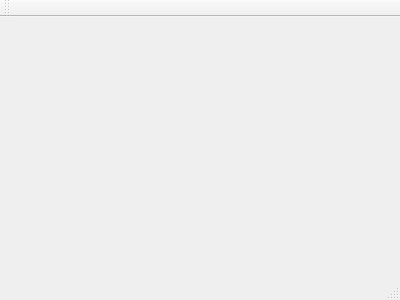
Before: the Qt Designer form mainwindow.ui in 15831944/MySimpleBackup, drawn with Qt 5.
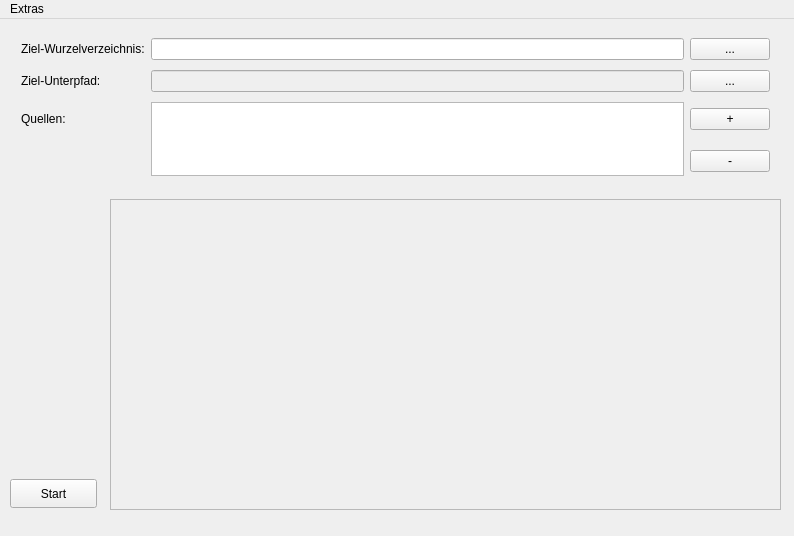
After: the same form once the commit is applied.

What changed in the file:
```diff
--- a/mainwindow.ui
+++ b/mainwindow.ui
@@ -1,24 +1,143 @@
 <ui version="4.0">
  <class>MainWindow</class>
- <widget class="QMainWindow" name="MainWindow" >
-  <property name="geometry" >
+ <widget class="QMainWindow" name="MainWindow">
+  <property name="geometry">
    <rect>
     <x>0</x>
     <y>0</y>
-    <width>400</width>
-    <height>300</height>
+    <width>794</width>
+    <height>536</height>
    </rect>
   </property>
   <property name="windowTitle" >
    <string>MainWindow</string>
   </property>
-  <widget class="QMenuBar" name="menuBar" />
-  <widget class="QToolBar" name="mainToolBar" />
-  <widget class="QWidget" name="centralWidget" />
-  <widget class="QStatusBar" name="statusBar" />
+  <widget class="QWidget" name="centralWidget">
+   <widget class="QPlainTextEdit" name="plainTextEdit">
+    <property name="enabled">
+     <bool>false</bool>
+    </property>
+    <property name="geometry">
+     <rect>
+      <x>110</x>
+      <y>180</y>
+      <width>671</width>
+      <height>311</height>
+     </rect>
+    </property>
+   </widget>
+   <widget class="QPushButton" name="pushButton_start">
+    <property name="geometry">
+     <rect>
+      <x>10</x>
+      <y>460</y>
+      <width>87</width>
+      <height>29</height>
+     </rect>
+    </property>
+    <property name="text">
+     <string>Start</string>
+    </property>
+   </widget>
+   <widget class="QWidget" name="">
+    <property name="geometry">
+     <rect>
+      <x>10</x>
+      <y>4</y>
+      <width>771</width>
+      <height>171</height>
+     </rect>
+    </property>
+    <layout class="QGridLayout" name="gridLayout">
+     <item row="0" column="0">
+      <widget class="QLabel" name="label_ziel_root">
+       <property name="text">
+        <string>Ziel-Wurzelverzeichnis:</string>
+       </property>
+      </widget>
+     </item>
+     <item row="0" column="1">
+      <widget class="QLineEdit" name="lineEdit_ziel_root"/>
+     </item>
+     <item row="0" column="2">
+      <widget class="QPushButton" name="pushButton_ziel_root">
+       <property name="text">
+        <string>...</string>
+       </property>
+      </widget>
+     </item>
+     <item row="1" column="0">
+      <widget class="QLabel" name="label_ziel">
+       <property name="text">
+        <string>Ziel-Unterpfad:</string>
+       </property>
+      </widget>
+     </item>
+     <item row="1" column="1">
+      <widget class="QLineEdit" name="lineEdit_ziel">
+       <property name="enabled">
+        <bool>false</bool>
+       </property>
+      </widget>
+     </item>
+     <item row="1" column="2">
+      <widget class="QPushButton" name="pushButton_ziel">
+       <property name="text">
+        <string>...</string>
+       </property>
+      </widget>
+     </item>
+     <item row="2" column="0">
+      <widget class="QLabel" name="label_quell">
+       <property name="text">
+        <string>Quellen:</string>
+       </property>
+      </widget>
+     </item>
+     <item row="2" column="1" rowspan="2">
+      <widget class="QListWidget" name="listWidget_quell"/>
+     </item>
+     <item row="2" column="2">
+      <widget class="QPushButton" name="pushButton_quell_add">
+       <property name="text">
+        <string>+</string>
+       </property>
+      </widget>
+     </item>
+     <item row="3" column="2">
+      <widget class="QPushButton" name="pushButton_quell_del">
+       <property name="text">
+        <string>-</string>
+       </property>
+      </widget>
+     </item>
+    </layout>
+   </widget>
+  </widget>
+  <widget class="QMenuBar" name="menuBar">
+   <property name="geometry">
+    <rect>
+     <x>0</x>
+     <y>0</y>
+     <width>794</width>
+     <height>23</height>
+    </rect>
+   </property>
+   <widget class="QMenu" name="menuInfo">
+    <property name="title">
+     <string>Extras</string>
+    </property>
+    <addaction name="actionInfo"/>
+   </widget>
+   <addaction name="menuInfo"/>
+  </widget>
+  <action name="actionInfo">
+   <property name="text">
+    <string>Info</string>
+   </property>
+  </action>
  </widget>
- <layoutDefault spacing="6" margin="11" />
- <pixmapfunction></pixmapfunction>
+ <layoutdefault spacing="6" margin="11"/>
  <resources/>
  <connections/>
 </ui>
```
Left out of the diff: 5 changed lines with no effect on the pictures.
